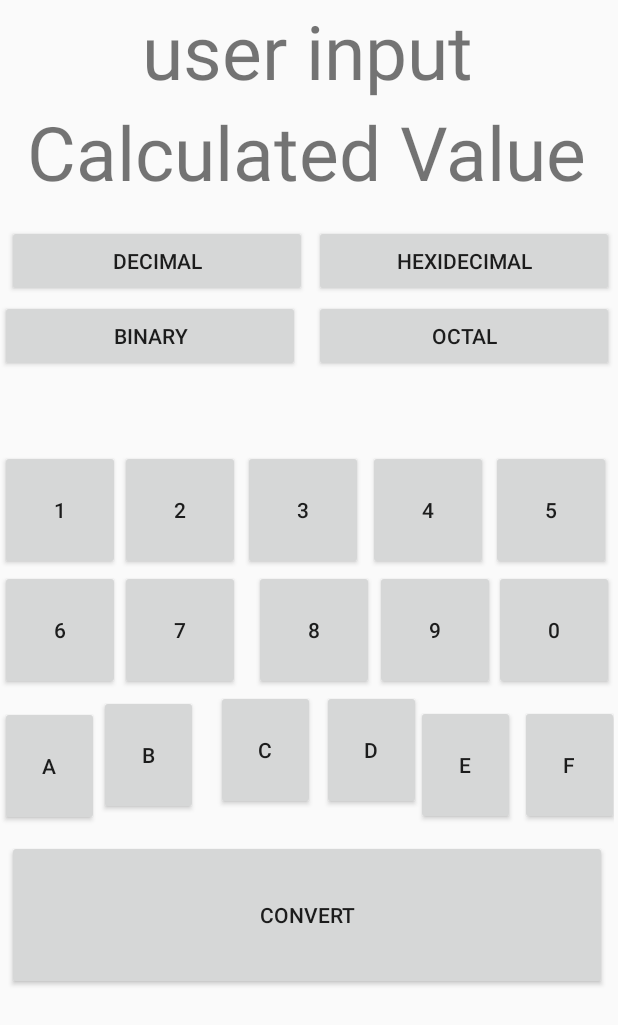
After one commit to TheCoderNamedBridget/Number_Systems_Conversion_Calculator, an Android app: the layout activity_calculator.xml on its own in the app's theme, with its tools: preview values and no code run, on a phone screen of 412 x 824 dp. The commit adds this screen. Shown: the top 1025 px of the screen. Run offline under Robolectric (Android 15) with nearby library versions, the phone set to English and light mode, and no system bars.

Commit message:
Decimal to Hex/Oct Complete

```diff
--- /dev/null
+++ b/app/src/main/res/layout/activity_calculator.xml
@@ -0,0 +1,319 @@
+<?xml version="1.0" encoding="utf-8"?>
+<LinearLayout xmlns:android="http://schemas.android.com/apk/res/android"
+    xmlns:app="http://schemas.android.com/apk/res-auto"
+    xmlns:tools="http://schemas.android.com/tools"
+    android:layout_width="match_parent"
+    android:layout_height="match_parent">
+
+    <androidx.constraintlayout.widget.ConstraintLayout
+        android:layout_width="match_parent"
+        android:layout_height="match_parent">
+
+        <androidx.constraintlayout.widget.ConstraintLayout
+            android:layout_width="409dp"
+            android:layout_height="729dp"
+            tools:layout_editor_absoluteX="1dp"
+            tools:layout_editor_absoluteY="1dp">
+
+            <TextView
+                android:id="@+id/userInputTextBox"
+                android:layout_width="wrap_content"
+                android:layout_height="wrap_content"
+                android:layout_marginBottom="596dp"
+                android:text="user input"
+                android:textSize="50sp"
+                app:layout_constraintBottom_toBottomOf="parent"
+                app:layout_constraintEnd_toEndOf="parent"
+                app:layout_constraintStart_toStartOf="parent"
+                app:layout_constraintTop_toTopOf="parent"
+                app:layout_constraintVertical_bias="0.0" />
+
+            <Button
+                android:id="@+id/numberOne"
+                android:layout_width="80sp"
+                android:layout_height="80sp"
+                android:layout_marginTop="200dp"
+                android:layout_marginBottom="250dp"
+                android:text="1"
+                app:layout_constraintBottom_toBottomOf="parent"
+                app:layout_constraintEnd_toStartOf="@+id/numberThree"
+                app:layout_constraintHorizontal_bias="0.0"
+                app:layout_constraintStart_toStartOf="parent"
+                app:layout_constraintTop_toTopOf="parent" />
+
+            <Button
+                android:id="@+id/numberTwo"
+                android:layout_width="80sp"
+                android:layout_height="80sp"
+                android:layout_marginTop="200dp"
+                android:layout_marginBottom="250dp"
+                android:text="2"
+                app:layout_constraintBottom_toBottomOf="parent"
+                app:layout_constraintEnd_toEndOf="parent"
+                app:layout_constraintHorizontal_bias="0.0"
+                app:layout_constraintStart_toEndOf="@+id/numberOne"
+                app:layout_constraintTop_toTopOf="parent" />
+
+            <Button
+                android:id="@+id/numberThree"
+                android:layout_width="80sp"
+                android:layout_height="80sp"
+                android:layout_marginTop="200dp"
+                android:layout_marginBottom="250dp"
+                android:text="3"
+                app:layout_constraintBottom_toBottomOf="parent"
+                app:layout_constraintEnd_toStartOf="@+id/numberFour"
+                app:layout_constraintStart_toEndOf="@+id/numberTwo"
+                app:layout_constraintTop_toTopOf="parent" />
+
+            <Button
+                android:id="@+id/numberFour"
+                android:layout_width="80sp"
+                android:layout_height="80sp"
+                android:layout_marginStart="1dp"
+                android:layout_marginLeft="1dp"
+                android:layout_marginTop="200dp"
+                android:layout_marginBottom="250dp"
+                android:text="4"
+                app:layout_constraintBottom_toBottomOf="parent"
+                app:layout_constraintEnd_toStartOf="@+id/numberFive"
+                app:layout_constraintStart_toEndOf="@+id/numberThree"
+                app:layout_constraintTop_toTopOf="parent" />
+
+            <Button
+                android:id="@+id/numberFive"
+                android:layout_width="80sp"
+                android:layout_height="80sp"
+                android:layout_marginTop="200dp"
+                android:layout_marginBottom="250dp"
+                android:text="5"
+                app:layout_constraintBottom_toBottomOf="parent"
+                app:layout_constraintEnd_toEndOf="parent"
+                app:layout_constraintStart_toEndOf="@+id/numberFour"
+                app:layout_constraintTop_toTopOf="parent" />
+
+            <Button
+                android:id="@+id/numberSix"
+                android:layout_width="80sp"
+                android:layout_height="80sp"
+                android:text="6"
+                app:layout_constraintBottom_toBottomOf="parent"
+                app:layout_constraintEnd_toEndOf="parent"
+                app:layout_constraintHorizontal_bias="0.0"
+                app:layout_constraintStart_toStartOf="parent"
+                app:layout_constraintTop_toBottomOf="@+id/numberOne"
+                app:layout_constraintVertical_bias="0.0" />
+
+            <Button
+                android:id="@+id/numberSeven"
+                android:layout_width="80sp"
+                android:layout_height="80sp"
+                android:text="7"
+                app:layout_constraintBottom_toBottomOf="parent"
+                app:layout_constraintEnd_toStartOf="@+id/numberEight"
+                app:layout_constraintHorizontal_bias="0.0"
+                app:layout_constraintStart_toEndOf="@+id/numberSix"
+                app:layout_constraintTop_toBottomOf="@+id/numberTwo"
+                app:layout_constraintVertical_bias="0.0" />
+
+            <Button
+                android:id="@+id/numberEight"
+                android:layout_width="80sp"
+                android:layout_height="80sp"
+                android:layout_marginStart="190dp"
+                android:layout_marginLeft="190dp"
+                android:layout_marginEnd="160dp"
+                android:layout_marginRight="160dp"
+                android:text="8"
+                app:layout_constraintBottom_toBottomOf="parent"
+                app:layout_constraintEnd_toEndOf="parent"
+                app:layout_constraintHorizontal_bias="1.0"
+                app:layout_constraintStart_toEndOf="@+id/numberSeven"
+                app:layout_constraintStart_toStartOf="parent"
+                app:layout_constraintTop_toBottomOf="@+id/numberThree"
+                app:layout_constraintVertical_bias="0.0" />
+
+            <Button
+                android:id="@+id/numberNine"
+                android:layout_width="80sp"
+                android:layout_height="80sp"
+                android:layout_marginStart="250dp"
+                android:layout_marginLeft="250dp"
+                android:layout_marginTop="3dp"
+                android:layout_marginBottom="3dp"
+                android:text="9"
+                app:layout_constraintBottom_toTopOf="@+id/letterDButton"
+                app:layout_constraintEnd_toEndOf="parent"
+                app:layout_constraintHorizontal_bias="0.0"
+                app:layout_constraintStart_toStartOf="parent"
+                app:layout_constraintTop_toBottomOf="@+id/numberFour" />
+
+            <Button
+                android:id="@+id/numberZero"
+                android:layout_width="80sp"
+                android:layout_height="80sp"
+                android:layout_marginStart="336dp"
+                android:layout_marginLeft="336dp"
+                android:text="0"
+                app:layout_constraintBottom_toBottomOf="parent"
+                app:layout_constraintEnd_toEndOf="parent"
+                app:layout_constraintHorizontal_bias="1.0"
+                app:layout_constraintStart_toStartOf="parent"
+                app:layout_constraintTop_toBottomOf="@+id/numberFive"
+                app:layout_constraintVertical_bias="0.0" />
+
+            <Button
+                android:id="@+id/letterBButton"
+                android:layout_width="66sp"
+                android:layout_height="80sp"
+                android:layout_marginTop="3dp"
+                android:layout_marginBottom="86dp"
+                android:text="B"
+                app:layout_constraintBottom_toTopOf="@+id/convertButton"
+                app:layout_constraintEnd_toEndOf="parent"
+                app:layout_constraintHorizontal_bias="0.0"
+                app:layout_constraintStart_toEndOf="@+id/letterAButton"
+                app:layout_constraintTop_toBottomOf="@+id/numberSeven"
+                app:layout_constraintVertical_bias="0.0" />
+
+            <Button
+                android:id="@+id/letterAButton"
+                android:layout_width="66sp"
+                android:layout_height="80sp"
+                android:text="A"
+                app:layout_constraintBottom_toBottomOf="parent"
+                app:layout_constraintEnd_toEndOf="parent"
+                app:layout_constraintHorizontal_bias="0.0"
+                app:layout_constraintStart_toStartOf="parent"
+                app:layout_constraintTop_toBottomOf="@+id/numberSix"
+                app:layout_constraintVertical_bias="0.058" />
+
+            <Button
+                android:id="@+id/letterDButton"
+                android:layout_width="66sp"
+                android:layout_height="80sp"
+                android:layout_marginBottom="86dp"
+                android:text="D"
+                app:layout_constraintBottom_toTopOf="@+id/convertButton"
+                app:layout_constraintEnd_toEndOf="parent"
+                app:layout_constraintHorizontal_bias="0.626"
+                app:layout_constraintStart_toStartOf="parent"
+                app:layout_constraintTop_toBottomOf="@+id/numberEight"
+                app:layout_constraintVertical_bias="0.0" />
+
+            <Button
+                android:id="@+id/letterCButton"
+                android:layout_width="66sp"
+                android:layout_height="80sp"
+                android:layout_marginBottom="86dp"
+                android:text="C"
+                app:layout_constraintBottom_toTopOf="@+id/convertButton"
+                app:layout_constraintEnd_toStartOf="@+id/letterDButton"
+                app:layout_constraintHorizontal_bias="0.739"
+                app:layout_constraintStart_toEndOf="@+id/letterBButton"
+                app:layout_constraintTop_toBottomOf="@+id/numberSeven"
+                app:layout_constraintVertical_bias="0.0" />
+
+            <Button
+                android:id="@+id/letterEButton"
+                android:layout_width="66sp"
+                android:layout_height="80sp"
+                android:layout_marginTop="470dp"
+                android:layout_marginEnd="3dp"
+                android:layout_marginRight="3dp"
+                android:text="E"
+                app:layout_constraintBottom_toBottomOf="parent"
+                app:layout_constraintEnd_toStartOf="@+id/letterFButton"
+                app:layout_constraintStart_toEndOf="@+id/letterDButton"
+                app:layout_constraintTop_toTopOf="parent"
+                app:layout_constraintVertical_bias="0.0" />
+
+            <Button
+                android:id="@+id/letterFButton"
+                android:layout_width="66sp"
+                android:layout_height="80sp"
+                android:layout_marginTop="470dp"
+                android:text="F"
+                app:layout_constraintBottom_toBottomOf="parent"
+                app:layout_constraintEnd_toEndOf="parent"
+                app:layout_constraintStart_toEndOf="@+id/letterEButton"
+                app:layout_constraintTop_toTopOf="parent"
+                app:layout_constraintVertical_bias="0.0" />
+
+            <Button
+                android:id="@+id/generateProblem"
+                android:layout_width="400sp"
+                android:layout_height="100sp"
+                android:text="Convert"
+                app:layout_constraintBottom_toBottomOf="parent"
+                app:layout_constraintEnd_toEndOf="parent"
+                app:layout_constraintStart_toStartOf="parent"
+                app:layout_constraintTop_toTopOf="parent"
+                app:layout_constraintVertical_bias="0.89" />
+
+            <TextView
+                android:id="@+id/calculatedNumberText"
+                android:layout_width="wrap_content"
+                android:layout_height="wrap_content"
+                android:text="Calculated Value"
+                android:textSize="50sp"
+                app:layout_constraintBottom_toBottomOf="parent"
+                app:layout_constraintEnd_toEndOf="parent"
+                app:layout_constraintStart_toStartOf="parent"
+                app:layout_constraintTop_toBottomOf="@+id/userInputTextBox"
+                app:layout_constraintVertical_bias="0.0" />
+
+            <Button
+                android:id="@+id/decimalButton"
+                android:layout_width="200sp"
+                android:layout_height="wrap_content"
+                android:layout_marginTop="150dp"
+                android:text="Decimal"
+                app:layout_constraintBottom_toBottomOf="parent"
+                app:layout_constraintEnd_toStartOf="@+id/hexidecimalButton"
+                app:layout_constraintStart_toStartOf="parent"
+                app:layout_constraintTop_toTopOf="parent"
+                app:layout_constraintVertical_bias="0.0" />
+
+            <Button
+                android:id="@+id/hexidecimalButton"
+                android:layout_width="200sp"
+                android:layout_height="wrap_content"
+                android:layout_marginTop="150dp"
+                android:text="Hexidecimal"
+                app:layout_constraintBottom_toBottomOf="parent"
+                app:layout_constraintEnd_toEndOf="parent"
+                app:layout_constraintHorizontal_bias="1.0"
+                app:layout_constraintStart_toStartOf="parent"
+                app:layout_constraintTop_toTopOf="parent"
+                app:layout_constraintVertical_bias="0.0" />
+
+            <Button
+                android:id="@+id/binaryButton"
+                android:layout_width="200sp"
+                android:layout_height="wrap_content"
+                android:layout_marginTop="200dp"
+                android:text="Binary"
+                app:layout_constraintBottom_toBottomOf="parent"
+                app:layout_constraintEnd_toEndOf="parent"
+                app:layout_constraintHorizontal_bias="0.0"
+                app:layout_constraintStart_toStartOf="parent"
+                app:layout_constraintTop_toTopOf="parent"
+                app:layout_constraintVertical_bias="0.0" />
+
+            <Button
+                android:id="@+id/octalButton"
+                android:layout_width="200sp"
+                android:layout_height="wrap_content"
+                android:layout_marginTop="200dp"
+                android:text="Octal"
+                app:layout_constraintBottom_toBottomOf="parent"
+                app:layout_constraintEnd_toEndOf="parent"
+                app:layout_constraintHorizontal_bias="1.0"
+                app:layout_constraintStart_toStartOf="parent"
+                app:layout_constraintTop_toTopOf="parent"
+                app:layout_constraintVertical_bias="0.0" />
+
+        </androidx.constraintlayout.widget.ConstraintLayout>
+    </androidx.constraintlayout.widget.ConstraintLayout>
+</LinearLayout>
--- a/app/src/main/res/values/strings.xml
+++ b/app/src/main/res/values/strings.xml
@@ -1,3 +1,4 @@
 <resources>
     <string name="app_name">Conversion Calculator(Decimal,Binary,Hexidecimal,Octal)</string>
+    <string name="generateNumber">Generate Number</string>
 </resources>
```
Also changed, not shown: app/src/main/java/com/example/conversioncalculatordecimalbinaryhexidecimaloctal/MainActivity.java (+9 -0 lines), app/src/main/res/layout/activity_main.xml (+45 -6 lines), app/src/main/res/layout/activity_practice_problems.xml (added, +170 -0 lines), app/src/main/ic_binder paper-web.png (added), app/src/main/ic_binderpaper-web.png (added), app/src/main/ic_calculator-web.png (added), app/src/main/res/mipmap-hdpi/ic_binderpaper.png (added), app/src/main/res/mipmap-hdpi/ic_calculator.png (added), app/src/main/res/mipmap-mdpi/ic_binderpaper.png (added), app/src/main/res/mipmap-mdpi/ic_calculator.png (added), app/src/main/res/mipmap-xhdpi/ic_binderpaper.png (added), app/src/main/res/mipmap-xhdpi/ic_calculator.png (added), app/src/main/res/mipmap-xxhdpi/ic_binderpaper.png (added), app/src/main/res/mipmap-xxhdpi/ic_calculator.png (added), 2 more files.
